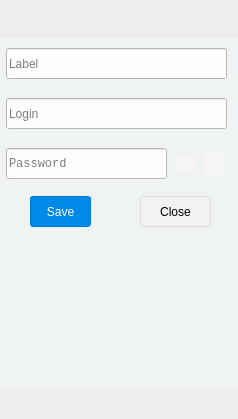
This is forms/mainwindow.ui in jwdeitch/simplesafe as Qt 5 draws it before an edit. The edited form follows.
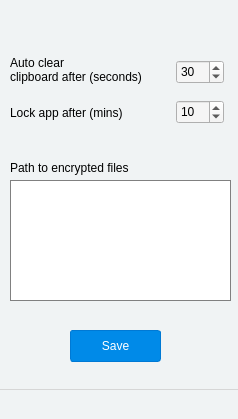
This is the edited form. Icons and pictures are not drawn.

Commit message: settings and autolock

Diff of the .ui file:
```diff
--- a/forms/mainwindow.ui
+++ b/forms/mainwindow.ui
@@ -123,6 +123,7 @@
    <property name="frameShadow">
     <enum>QFrame::Raised</enum>
    </property>
+   <zorder>settingsFrame</zorder>
   </widget>
   <widget class="QFrame" name="searchBackdrop_2">
    <property name="geometry">
@@ -206,14 +207,40 @@
      <bool>true</bool>
     </property>
    </widget>
+   <widget class="QPushButton" name="backBtn">
+    <property name="geometry">
+     <rect>
+      <x>202</x>
+      <y>6</y>
+      <width>31</width>
+      <height>21</height>
+     </rect>
+    </property>
+    <property name="styleSheet">
+     <string notr="true">border:none;</string>
+    </property>
+    <property name="text">
+     <string/>
+    </property>
+    <property name="icon">
+     <iconset resource="../resources.qrc">
+      <normaloff>:/images/images/back.png</normaloff>:/images/images/back.png</iconset>
+    </property>
+    <property name="iconSize">
+     <size>
+      <width>20</width>
+      <height>20</height>
+     </size>
+    </property>
+   </widget>
   </widget>
   <widget class="QFrame" name="newAssetFrame">
    <property name="geometry">
     <rect>
      <x>0</x>
-     <y>38</y>
+     <y>0</y>
      <width>239</width>
-     <height>351</height>
+     <height>389</height>
     </rect>
    </property>
    <property name="styleSheet">
@@ -418,9 +445,9 @@
    <property name="geometry">
     <rect>
      <x>0</x>
-     <y>38</y>
+     <y>0</y>
      <width>239</width>
-     <height>351</height>
+     <height>389</height>
     </rect>
    </property>
    <property name="styleSheet">
@@ -592,6 +619,15 @@
      <number>10</number>
     </property>
    </widget>
+   <zorder>refreshBtn</zorder>
+   <zorder>PasswordBox</zorder>
+   <zorder>label</zorder>
+   <zorder>alphaNumSpin</zorder>
+   <zorder>CopyBtn</zorder>
+   <zorder>label_2</zorder>
+   <zorder>SymbolSpin</zorder>
+   <zorder>newAssetFrame</zorder>
+   <zorder>newAssetFrame</zorder>
   </widget>
   <widget class="QFrame" name="lockFrame">
    <property name="geometry">
@@ -599,7 +635,7 @@
      <x>0</x>
      <y>0</y>
      <width>238</width>
-     <height>419</height>
+     <height>421</height>
     </rect>
    </property>
    <property name="autoFillBackground">
@@ -663,14 +699,175 @@
    <zorder>generatePasswordPanel</zorder>
    <zorder>logoLabel</zorder>
   </widget>
+  <widget class="QFrame" name="settingsFrame">
+   <property name="geometry">
+    <rect>
+     <x>0</x>
+     <y>0</y>
+     <width>239</width>
+     <height>389</height>
+    </rect>
+   </property>
+   <property name="styleSheet">
+    <string notr="true">#settingsFrame{	background-color: #F0F3F4;
+	border: none;
+	border-right: 1px solid #B8B8B8;
+}</string>
+   </property>
+   <property name="frameShape">
+    <enum>QFrame::StyledPanel</enum>
+   </property>
+   <property name="frameShadow">
+    <enum>QFrame::Raised</enum>
+   </property>
+   <widget class="QSpinBox" name="cbResetSpin">
+    <property name="geometry">
+     <rect>
+      <x>176</x>
+      <y>60</y>
+      <width>48</width>
+      <height>24</height>
+     </rect>
+    </property>
+    <property name="minimum">
+     <number>1</number>
+    </property>
+    <property name="value">
+     <number>30</number>
+    </property>
+   </widget>
+   <widget class="QSpinBox" name="lockSpin">
+    <property name="geometry">
+     <rect>
+      <x>176</x>
+      <y>100</y>
+      <width>48</width>
+      <height>24</height>
+     </rect>
+    </property>
+    <property name="minimum">
+     <number>1</number>
+    </property>
+    <property name="value">
+     <number>10</number>
+    </property>
+   </widget>
+   <widget class="QLabel" name="label_3">
+    <property name="geometry">
+     <rect>
+      <x>10</x>
+      <y>50</y>
+      <width>161</width>
+      <height>41</height>
+     </rect>
+    </property>
+    <property name="styleSheet">
+     <string notr="true">background-color:none;</string>
+    </property>
+    <property name="text">
+     <string>Auto clear &lt;br&gt;clipboard after (seconds)</string>
+    </property>
+   </widget>
+   <widget class="QLabel" name="label_4">
+    <property name="geometry">
+     <rect>
+      <x>10</x>
+      <y>105</y>
+      <width>131</width>
+      <height>16</height>
+     </rect>
+    </property>
+    <property name="styleSheet">
+     <string notr="true">background-color:none;</string>
+    </property>
+    <property name="text">
+     <string>Lock app after (mins)</string>
+    </property>
+   </widget>
+   <widget class="QPlainTextEdit" name="encFilePath">
+    <property name="geometry">
+     <rect>
+      <x>10</x>
+      <y>180</y>
+      <width>221</width>
+      <height>121</height>
+     </rect>
+    </property>
+    <property name="styleSheet">
+     <string notr="true">border:1px solid grey; background-color:white</string>
+    </property>
+    <property name="readOnly">
+     <bool>true</bool>
+    </property>
+   </widget>
+   <widget class="QLabel" name="label_5">
+    <property name="geometry">
+     <rect>
+      <x>10</x>
+      <y>160</y>
+      <width>151</width>
+      <height>16</height>
+     </rect>
+    </property>
+    <property name="styleSheet">
+     <string notr="true">background-color:none;</string>
+    </property>
+    <property name="text">
+     <string>Path to encrypted files</string>
+    </property>
+   </widget>
+   <widget class="QPushButton" name="saveSettingsBtn">
+    <property name="geometry">
+     <rect>
+      <x>70</x>
+      <y>330</y>
+      <width>91</width>
+      <height>32</height>
+     </rect>
+    </property>
+    <property name="styleSheet">
+     <string notr="true">QPushButton#saveSettingsBtn {
+	border-radius: 3;
+	color: white;
+}
+
+QPushButton:enabled#saveSettingsBtn {
+	background-color: #008AE8;
+	border: 1px solid #0079D4;
+}
+
+QPushButton:hover#saveSettingsBtn
+{
+	background-color: #0078CA;
+	border: 1px solid #0079D4;
+}
+
+QPushButton:focus#saveSettingsBtn
+{
+	background-color: #0078CA;
+	border: 1px solid #0079D4;
+}
+
+QPushButton:disabled#saveSettingsBtn
+{
+	border: 1px solid #61B1E8;
+	background-color: #ABCFE8;
+}</string>
+    </property>
+    <property name="text">
+     <string>Save</string>
+    </property>
+   </widget>
+  </widget>
   <zorder>searchBackdrop</zorder>
   <zorder>searchField</zorder>
   <zorder>newAssetBtn</zorder>
   <zorder>listWidget</zorder>
-  <zorder>searchBackdrop_2</zorder>
-  <zorder>generatePasswordPanel</zorder>
-  <zorder>lockFrame</zorder>
   <zorder>newAssetFrame</zorder>
+  <zorder>lockFrame</zorder>
+  <zorder>generatePasswordPanel</zorder>
+  <zorder>settingsFrame</zorder>
+  <zorder>searchBackdrop_2</zorder>
  </widget>
  <layoutdefault spacing="6" margin="11"/>
  <tabstops>
```
The commit also changes 6 other files.
